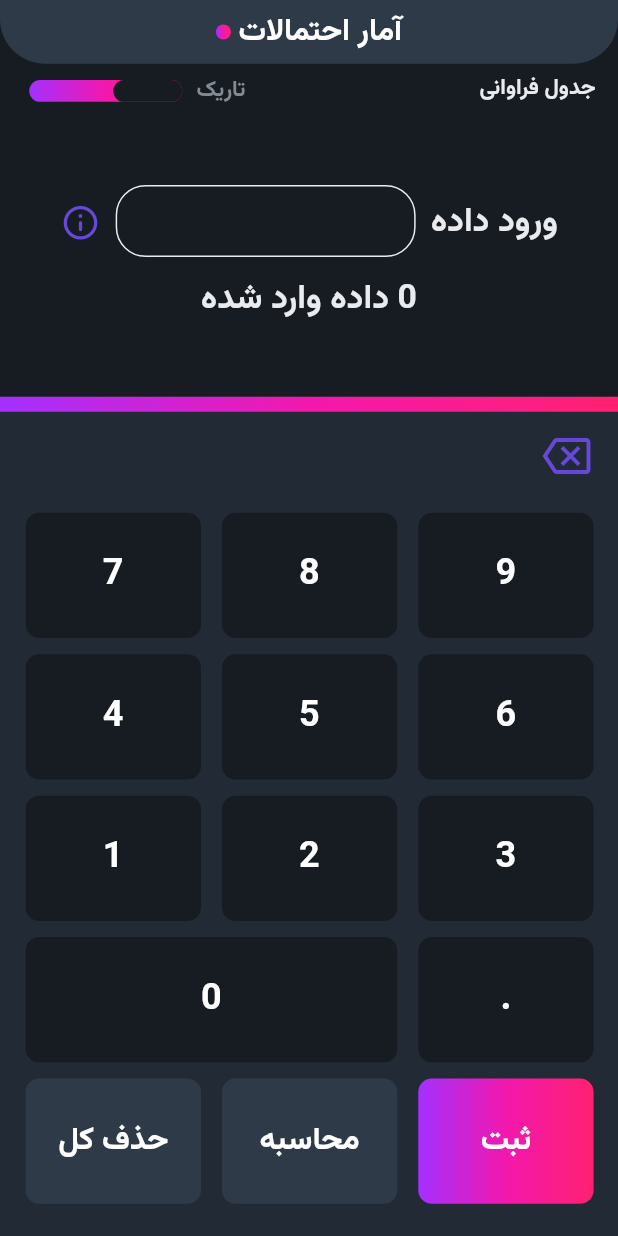
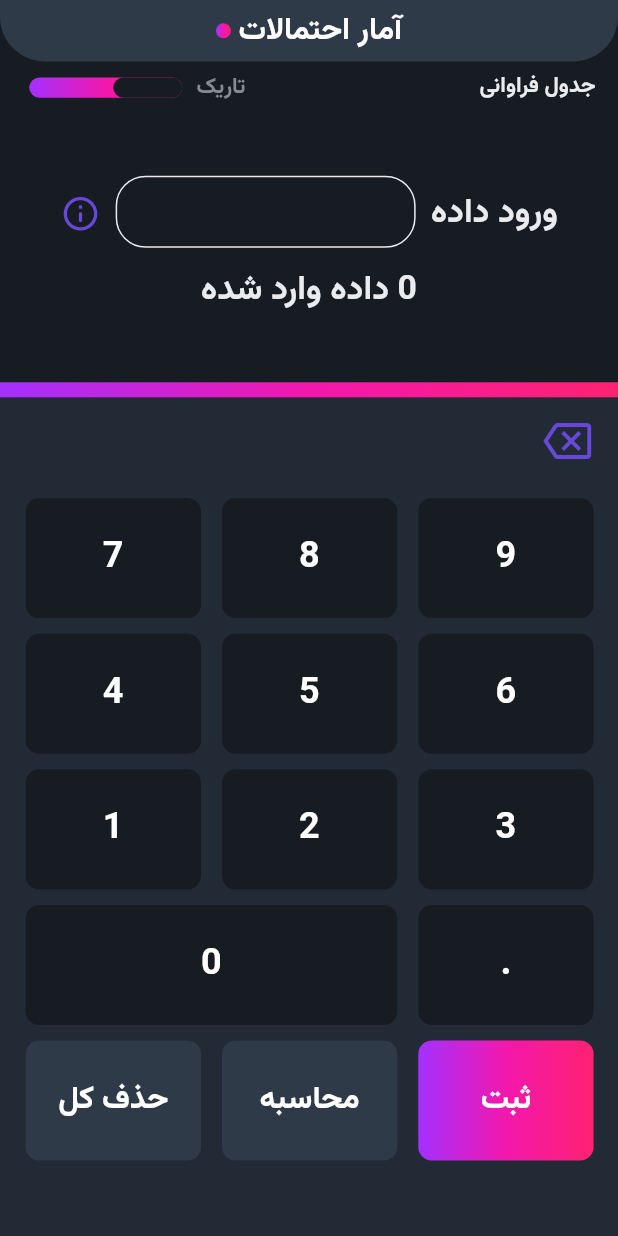
Before and after one commit to mohsen0dev/Statistical_Calculator, a Flutter app: the screen it shows after launch, on a phone screen of 412 x 824 dp. Run offline on Flutter 3.47's test engine with Material 3 defaults, Android fonts, the phone set to English and light mode, and no system bars; drawn by our look-alikes of animated_toggle_switch; our stand-ins replace get, lottie, shared_preferences.

Commit message:
new commit

```diff
--- a/lib/Core/constants/app_size.dart
+++ b/lib/Core/constants/app_size.dart
@@ -54,7 +54,7 @@ class AppSize {
     boardButtonsHistoryCleanPad = boardResultButtonsH * 0.0400;
     boardButtonsNumOprH = boardResultButtonsH * (85.18 / 100);
     boardButtonsNumOprW = boardResultButtonsW;
-    buttonsSizeH = boardButtonsNumOprH * (18.1 / 100);
+    buttonsSizeH = boardButtonsNumOprH * (18.0 / 100);
     buttonsSizeW = boardButtonsNumOprW * (30.8 / 100);
     bigButtonsSizeW = boardButtonsNumOprW * (65.3 / 100);
     paddingButtonsH = boardButtonsNumOprH * 0.02342;
@@ -70,7 +70,7 @@ class AppSize {
 
   List<double> init(BuildContext context) {
     setFullsizeWidth = MediaQuery.of(context).size.width;
-    setFullsizeHeight = MediaQuery.of(context).size.height;
+    setFullsizeHeight = MediaQuery.of(context).size.height - 30;
     appSectionsPercent();
     return [textScaleFactor, setFullsizeHeight, setFullsizeHeight];
   }
--- a/lib/Features/probability_statistics/probability_statistics_view.dart
+++ b/lib/Features/probability_statistics/probability_statistics_view.dart
@@ -89,7 +89,7 @@ class ProbabilityStatisticsView extends StatelessWidget {
           color: themedata.primaryColor,
           width: AppSize.setFullsizeWidth,
           height: AppSize.boardButtons,
-          child: ListView(children: [
+          child: Column(children: [
             Container(
               width: AppSize.setFullsizeWidth,
               height: AppSize.dividerGeradientHeight,
```
